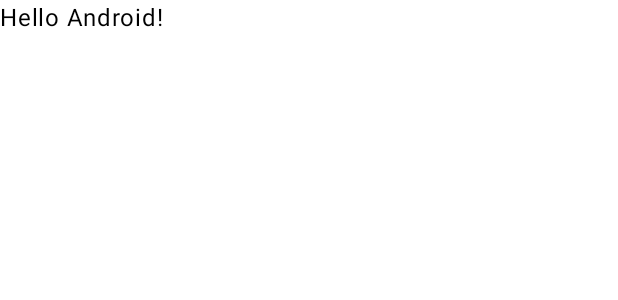
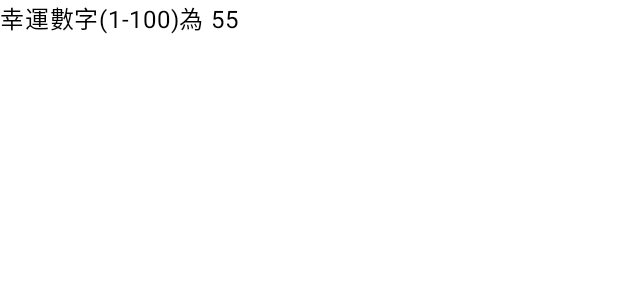
Before and after one commit to parklor/lotto_20250915parklor, an Android app built with Jetpack Compose: the @Preview function GreetingPreview, on a phone screen of 412 x 824 dp. Shown: the top 300 px of the screen. Run offline under Robolectric (Android 15) with nearby library versions, the phone set to English and light mode, and no system bars.

Commit message:
第二次 幸運數字

```diff
--- a/app/src/main/java/tw/edu/pu/csim/s1132249/hello/MainActivity.kt
+++ b/app/src/main/java/tw/edu/pu/csim/s1132249/hello/MainActivity.kt
@@ -20,8 +20,7 @@ class MainActivity : ComponentActivity() {
         setContent {
             HelloTheme {
                 Scaffold(modifier = Modifier.fillMaxSize()) { innerPadding ->
-                    Greeting(
-                        name = "Android",
+                    Play(
                         modifier = Modifier.padding(innerPadding)
                     )
                 }
@@ -31,9 +30,12 @@ class MainActivity : ComponentActivity() {
 }
 
 @Composable
-fun Greeting(name: String, modifier: Modifier = Modifier) {
+fun Play(modifier: Modifier = Modifier) {
+    var lucky =(1..100).random()
+
+
     Text(
-        text = "Hello $name!",
+        text = "幸運數字(1-100)為 $lucky",
         modifier = modifier
     )
 }
@@ -42,6 +44,6 @@ fun Greeting(name: String, modifier: Modifier = Modifier) {
 @Composable
 fun GreetingPreview() {
     HelloTheme {
-        Greeting("Android")
+        Play(Modifier)
     }
 }
```
